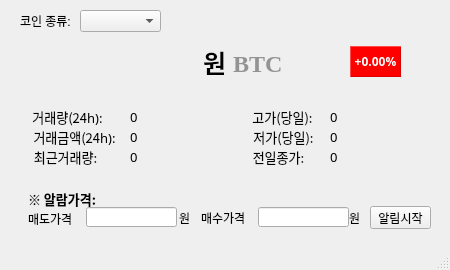
This is ui/upbitInfo.ui in JumpingDragon/upbitAPItest_240408 as Qt 5 draws it before an edit. The edited form follows.
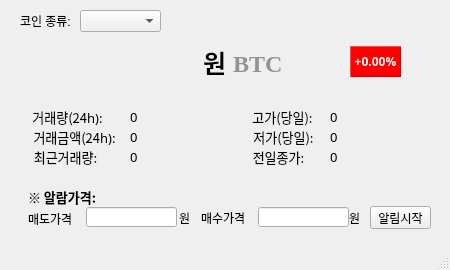
This is the edited form.

Diff of the .ui file:
```diff
--- a/ui/upbitInfo.ui
+++ b/ui/upbitInfo.ui
@@ -198,7 +198,7 @@
     <property name="geometry">
      <rect>
       <x>28</x>
-      <y>191</y>
+      <y>189</y>
       <width>81</width>
       <height>16</height>
      </rect>
```
